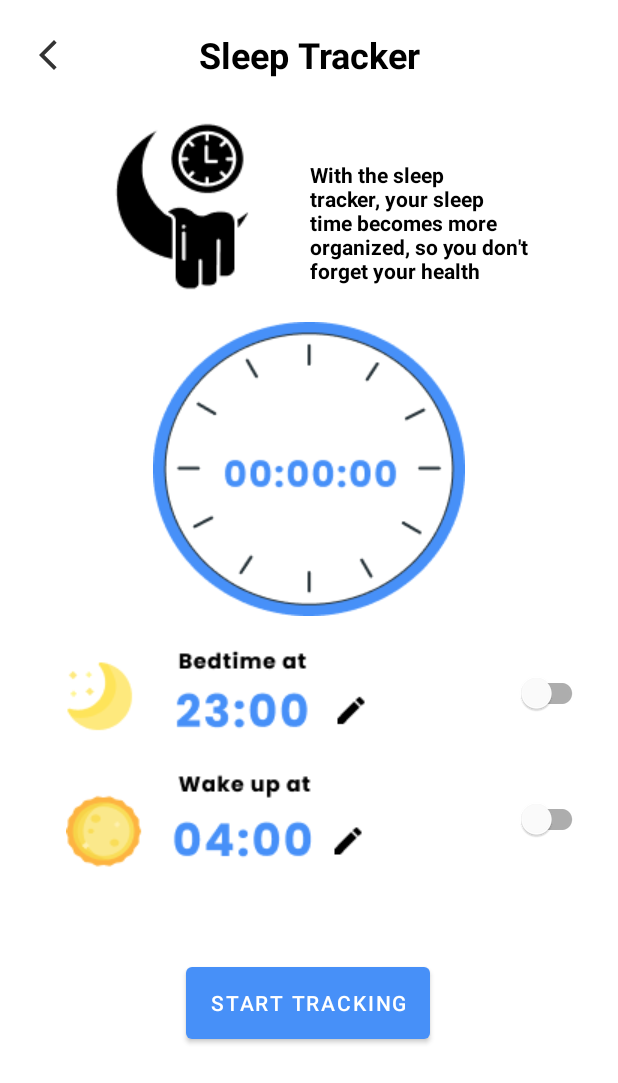
After one commit to bilqisnissa/IHealth, an Android app: the SleepTrackerActivity screen opened directly, with no data from a screen before it, on a phone screen of 412 x 824 dp. The commit adds this screen. Shown: the top 1083 px of the screen. Run offline under Robolectric (Android 15) with nearby library versions, the phone set to English and light mode, and no system bars.

Commit message:
add sleeptracker

```diff
--- a/app/src/main/AndroidManifest.xml
+++ b/app/src/main/AndroidManifest.xml
@@ -9,7 +9,8 @@
         android:roundIcon="@mipmap/ic_launcher_round"
         android:supportsRtl="true"
         android:theme="@style/Theme.IHealthApplication">
-        <activity android:name=".ProfileActivity"></activity>
+        <activity android:name=".SleepTrackerActivity"></activity>
+        <activity android:name=".ProfileActivity" />
         <activity android:name=".Onboarding3Activity" />
         <activity android:name=".Onboarding2Activity" />
         <activity android:name=".Onboarding1Activity" />
@@ -31,7 +32,7 @@
         <activity android:name=".HealthInfoActivity" />
         <activity android:name=".HospitalTrackActivity" />
         <activity android:name=".CalmingSoundsActivity" />
-        <activity android:name=".MainActivity"/>
+        <activity android:name=".MainActivity" />
     </application>
 
 </manifest>
--- a/app/src/main/java/com/muflihunnisa/ihealthapplication/MainActivity.kt
+++ b/app/src/main/java/com/muflihunnisa/ihealthapplication/MainActivity.kt
@@ -19,6 +19,7 @@ class MainActivity : AppCompatActivity(), View.OnClickListener {
         setContentView(R.layout.activity_main)
         supportActionBar?.hide()
         cv1.setOnClickListener(this)
+        cv2.setOnClickListener(this)
         cv3.setOnClickListener(this)
         cv4.setOnClickListener(this)
         cv5.setOnClickListener(this)
@@ -27,14 +28,9 @@ class MainActivity : AppCompatActivity(), View.OnClickListener {
     override fun onClick(p0: View) {
         when(p0.id){
             R.id.cv1 -> startActivity(Intent(CalmingSoundsActivity.getLaunchService(this)))
-        }
-        when(p0.id){
+            R.id.cv2 -> startActivity(Intent(SleepTrackerActivity.getLaunchService(this)))
             R.id.cv3 -> startActivity(Intent(HospitalTrackActivity.getLaunchService(this)))
-        }
-        when(p0.id){
             R.id.cv4 -> startActivity(Intent(HealthInfoActivity.getLaunchService(this)))
-        }
-        when(p0.id){
             R.id.cv5 -> startActivity(Intent(MedicalSupplyActivity.getLaunchService(this)))
         }
     }
--- /dev/null
+++ b/app/src/main/java/com/muflihunnisa/ihealthapplication/SleepTrackerActivity.kt
@@ -0,0 +1,30 @@
+package com.muflihunnisa.ihealthapplication
+
+import android.content.Context
+import android.content.Intent
+import androidx.appcompat.app.AppCompatActivity
+import android.os.Bundle
+import android.view.View
+import kotlinx.android.synthetic.main.activity_sleep_tracker.*
+
+class SleepTrackerActivity : AppCompatActivity(), View.OnClickListener {
+    companion object{
+        fun getLaunchService (from: Context) = Intent(from, ProfileActivity::class.java).apply{
+            addFlags(Intent.FLAG_ACTIVITY_NEW_TASK or Intent.FLAG_ACTIVITY_CLEAR_TASK)
+        }
+    }
+
+    override fun onCreate(savedInstanceState: Bundle?) {
+        super.onCreate(savedInstanceState)
+        setContentView(R.layout.activity_sleep_tracker)
+        supportActionBar?.hide()
+
+        ib_back_sleeptracker.setOnClickListener(this)
+    }
+
+    override fun onClick(p0: View) {
+        when(p0.id){
+            R.id.ib_back_sleeptracker -> startActivity(Intent(MainActivity.getLaunchService(this)))
+        }
+    }
+}
--- /dev/null
+++ b/app/src/main/res/layout/activity_sleep_tracker.xml
@@ -0,0 +1,131 @@
+<?xml version="1.0" encoding="utf-8"?>
+<androidx.constraintlayout.widget.ConstraintLayout xmlns:android="http://schemas.android.com/apk/res/android"
+    xmlns:app="http://schemas.android.com/apk/res-auto"
+    xmlns:tools="http://schemas.android.com/tools"
+    android:layout_width="match_parent"
+    android:layout_height="match_parent"
+    tools:context=".SleepTrackerActivity">
+
+    <ImageView
+        android:id="@+id/iv_sleeptracker_main"
+        android:layout_width="wrap_content"
+        android:layout_height="wrap_content"
+        android:layout_marginStart="20dp"
+        android:layout_marginTop="28dp"
+        android:contentDescription="@string/image_view"
+        app:layout_constraintEnd_toEndOf="parent"
+        app:layout_constraintHorizontal_bias="0.154"
+        app:layout_constraintStart_toStartOf="parent"
+        app:layout_constraintTop_toBottomOf="@+id/tv_title_sleeptracker"
+        app:srcCompat="@drawable/sleeptracker_main_icon" />
+
+    <TextView
+        android:id="@+id/tv_title_sleeptracker"
+        android:layout_width="wrap_content"
+        android:layout_height="wrap_content"
+        android:layout_marginTop="20dp"
+        android:text="@string/sleep_tracker"
+        android:textColor="@color/black"
+        android:textSize="24sp"
+        android:textStyle="bold"
+        app:layout_constraintEnd_toEndOf="parent"
+        app:layout_constraintStart_toStartOf="parent"
+        app:layout_constraintTop_toTopOf="parent" />
+
+    <ImageButton
+        android:id="@+id/ib_back_sleeptracker"
+        android:layout_width="wrap_content"
+        android:layout_height="wrap_content"
+        android:layout_marginStart="20dp"
+        android:layout_marginTop="20dp"
+        android:contentDescription="@string/image_view"
+        android:background="@color/white"
+        app:layout_constraintBottom_toBottomOf="@+id/tv_title_sleeptracker"
+        app:layout_constraintEnd_toStartOf="@+id/tv_title_sleeptracker"
+        app:layout_constraintHorizontal_bias="0.0"
+        app:layout_constraintStart_toStartOf="parent"
+        app:layout_constraintTop_toTopOf="parent"
+        app:srcCompat="@drawable/ic_arrow_back" />
+
+    <TextView
+        android:id="@+id/tv_desc_sleeptracker"
+        android:layout_width="156dp"
+        android:layout_height="88dp"
+        android:text="@string/sleep_tracker_desc"
+        android:textColor="@color/black"
+        android:textSize="14sp"
+        android:textStyle="bold"
+        app:layout_constraintBottom_toBottomOf="@+id/iv_sleeptracker_main"
+        app:layout_constraintEnd_toEndOf="parent"
+        app:layout_constraintHorizontal_bias="0.337"
+        app:layout_constraintStart_toEndOf="@+id/iv_sleeptracker_main"
+        app:layout_constraintTop_toTopOf="@+id/iv_sleeptracker_main"
+        app:layout_constraintVertical_bias="1.0" />
+
+    <ImageView
+        android:id="@+id/iv_clock_sleeptracker"
+        android:layout_width="wrap_content"
+        android:layout_height="wrap_content"
+        android:layout_marginTop="20dp"
+        app:layout_constraintEnd_toEndOf="parent"
+        app:layout_constraintStart_toStartOf="parent"
+        android:contentDescription="@string/image_view"
+        app:layout_constraintTop_toBottomOf="@+id/iv_sleeptracker_main"
+        app:srcCompat="@drawable/sleeptracker_clock" />
+
+    <ImageView
+        android:id="@+id/iv_bedtime_sleeptracker"
+        android:layout_width="wrap_content"
+        android:layout_height="wrap_content"
+        android:layout_marginStart="20dp"
+        android:contentDescription="@string/image_view"
+        android:layout_marginTop="20dp"
+        app:layout_constraintEnd_toEndOf="parent"
+        app:layout_constraintHorizontal_bias="0.125"
+        app:layout_constraintStart_toStartOf="parent"
+        app:layout_constraintTop_toBottomOf="@+id/iv_clock_sleeptracker"
+        app:srcCompat="@drawable/bedtime_at" />
+
+    <com.google.android.material.switchmaterial.SwitchMaterial
+        android:id="@+id/sw_bedtime"
+        android:layout_width="@dimen/_60dp"
+        android:layout_height="@dimen/_60dp"
+        android:layout_marginEnd="20dp"
+        app:layout_constraintBottom_toBottomOf="@+id/iv_bedtime_sleeptracker"
+        app:layout_constraintEnd_toEndOf="parent"
+        app:layout_constraintTop_toTopOf="@+id/iv_bedtime_sleeptracker" />
+
+    <ImageView
+        android:id="@+id/iv_wakeup_sleeptracker"
+        android:layout_width="wrap_content"
+        android:layout_height="wrap_content"
+        android:layout_marginStart="20dp"
+        android:layout_marginTop="20dp"
+        android:contentDescription="@string/image_view"
+        app:layout_constraintEnd_toEndOf="parent"
+        app:layout_constraintHorizontal_bias="0.124"
+        app:layout_constraintStart_toStartOf="parent"
+        app:layout_constraintTop_toBottomOf="@+id/iv_bedtime_sleeptracker"
+        app:srcCompat="@drawable/wakeup_at" />
+
+    <com.google.android.material.switchmaterial.SwitchMaterial
+        android:id="@+id/sw_wakeup"
+        android:layout_width="@dimen/_60dp"
+        android:layout_height="@dimen/_60dp"
+        android:layout_marginEnd="20dp"
+        app:layout_constraintBottom_toBottomOf="@+id/iv_wakeup_sleeptracker"
+        app:layout_constraintEnd_toEndOf="parent"
+        app:layout_constraintTop_toTopOf="@+id/iv_wakeup_sleeptracker" />
+
+    <Button
+        android:id="@+id/btn_start_tracking"
+        android:layout_width="wrap_content"
+        android:layout_height="@dimen/_60dp"
+        android:layout_marginTop="@dimen/_60dp"
+        android:text="@string/btn_start_tracking"
+        app:layout_constraintEnd_toEndOf="parent"
+        app:layout_constraintHorizontal_bias="0.497"
+        app:layout_constraintStart_toStartOf="parent"
+        app:layout_constraintTop_toBottomOf="@+id/iv_wakeup_sleeptracker" />
+
+</androidx.constraintlayout.widget.ConstraintLayout>
--- a/app/src/main/res/values/dimens.xml
+++ b/app/src/main/res/values/dimens.xml
@@ -34,4 +34,5 @@
     <dimen name="_24dp">24dp</dimen>
     <dimen name="_225dp">225dp</dimen>
     <dimen name="_20sp">20sp</dimen>
+    <dimen name="_60dp">60dp</dimen>
 </resources>
--- a/app/src/main/res/values/strings.xml
+++ b/app/src/main/res/values/strings.xml
@@ -67,4 +67,6 @@
     <string name="medical_supply_desc">Buy your medical needs and other health needs that we have provided, guaranteed safe, and reliable</string>
     <string name="health_info_desc">Trusted information about health information that you can read at any time</string>
     <string name="hospital_track_desc">You don\'t have to worry about finding a trusted hospital that close to your location</string>
+    <string name="sleep_tracker_desc">With the sleep tracker, your sleep time becomes more organized, so you don\'t forget your health</string>
+    <string name="btn_start_tracking">Start Tracking</string>
 </resources>
```
Also changed, not shown: app/src/main/res/drawable/bedtime_at.png (added), app/src/main/res/drawable/sleeptracker_clock.png (added), app/src/main/res/drawable/sleeptracker_main_icon.png (added), app/src/main/res/drawable/wakeup_at.png (added).
